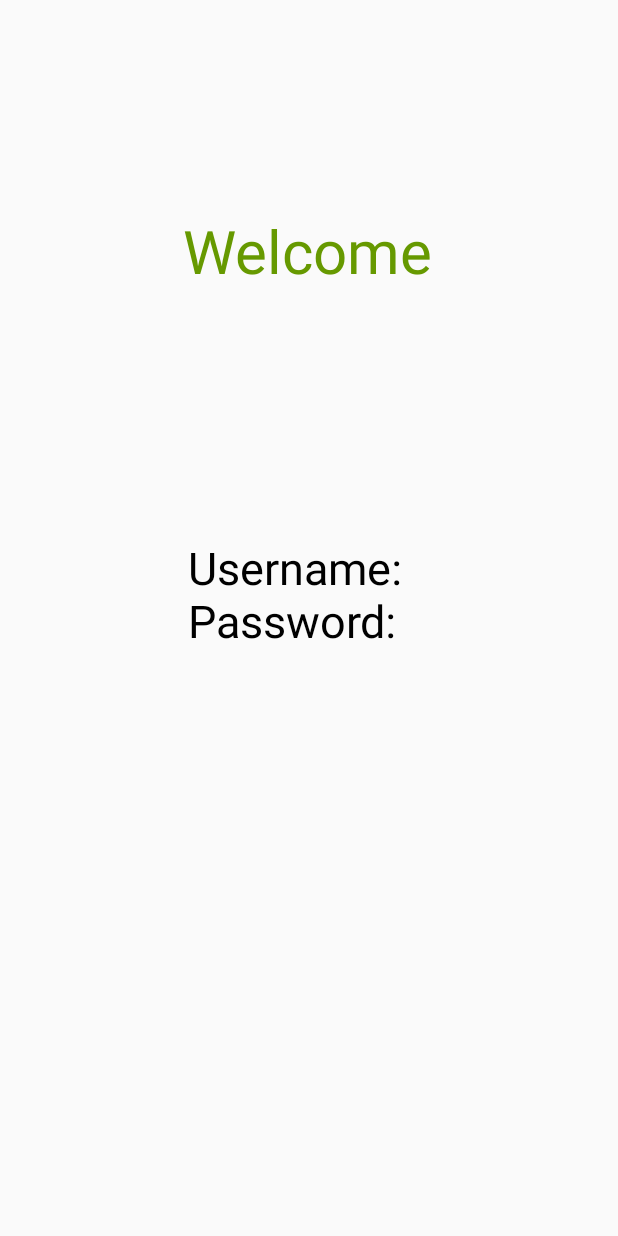
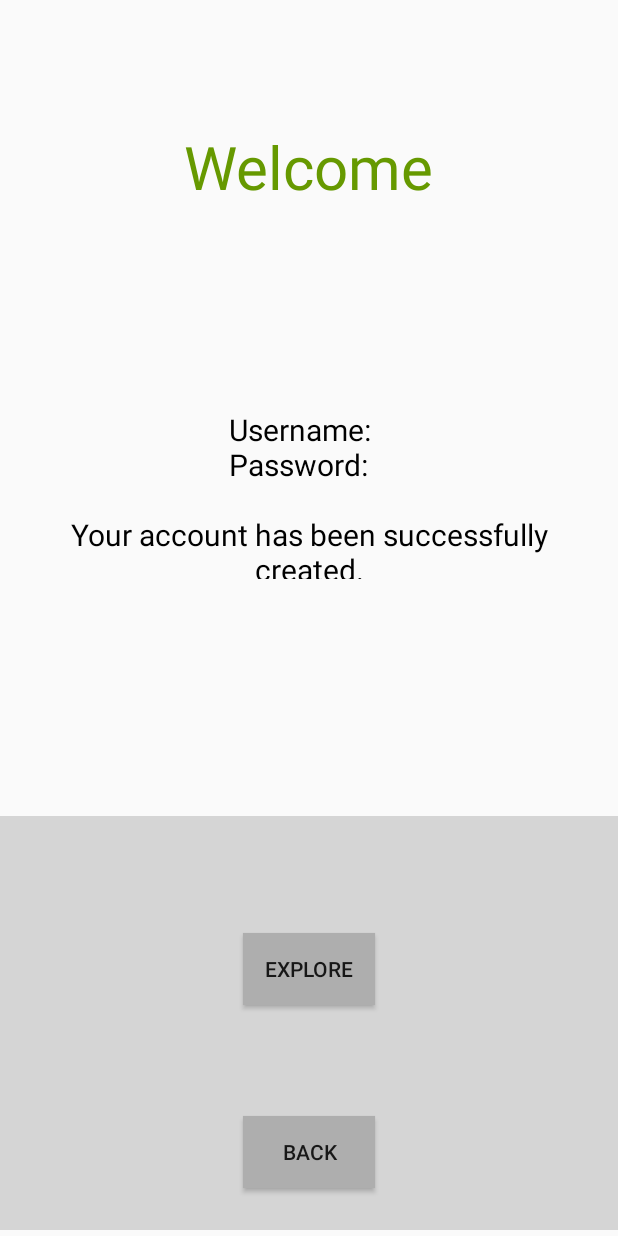
Before and after one commit to Rhushabh121/Fair-Price-Application, an Android app: the Register screen opened directly, with no data from a screen before it, after a tap on "CREATE ACCOUNT", on a phone screen of 412 x 824 dp. Run offline under Robolectric (Android 15) with nearby library versions, the phone set to English and light mode, and no system bars.

Commit message:
updated the register and works perfectly

```diff
--- a/app/src/main/java/comp3350/fairprice/presentation/Register.java
+++ b/app/src/main/java/comp3350/fairprice/presentation/Register.java
@@ -39,7 +39,8 @@ public class Register extends AppCompatActivity {
         EditText username = (EditText) findViewById(R.id.editTextTextPersonName4);
         EditText password = (EditText) findViewById(R.id.editTextTextPersonName5);
 
-        String message = "Username: \t"+username.getText().toString()+"\nPassword: \t"+password.getText().toString();
+        String message = "Username: \t"+username.getText().toString()+"\nPassword: \t"
+                +password.getText().toString() +"\n\nYour account has been successfully created.";
         intent.putExtra(EXTRA_MESSAGE, message);
         startActivity(intent);
 
--- a/app/src/main/res/layout/activity_welcome.xml
+++ b/app/src/main/res/layout/activity_welcome.xml
@@ -8,28 +8,66 @@
 
     <TextView
         android:id="@+id/textView"
-        android:layout_width="wrap_content"
-        android:layout_height="wrap_content"
-        android:text="TextView"
+        android:layout_width="322dp"
+        android:layout_height="113dp"
+        android:layout_marginBottom="16dp"
+        android:text="Username and password"
+        android:textAlignment="center"
         android:textColor="@color/black"
-        android:textSize="30sp"
-        app:layout_constraintBottom_toBottomOf="parent"
+        android:textSize="20sp"
+        app:layout_constraintBottom_toTopOf="@+id/constraintLayout4"
         app:layout_constraintEnd_toEndOf="parent"
-        app:layout_constraintHorizontal_bias="0.498"
         app:layout_constraintStart_toStartOf="parent"
         app:layout_constraintTop_toBottomOf="@+id/textView2"
-        app:layout_constraintVertical_bias="0.296" />
+        app:layout_constraintVertical_bias="0.486" />
 
     <TextView
         android:id="@+id/textView2"
         android:layout_width="wrap_content"
         android:layout_height="wrap_content"
-        android:layout_marginTop="140dp"
+        android:layout_marginTop="84dp"
         android:text="Welcome"
         android:textColor="@android:color/holo_green_dark"
         android:textSize="40sp"
         app:layout_constraintEnd_toEndOf="parent"
-        app:layout_constraintHorizontal_bias="0.498"
         app:layout_constraintStart_toStartOf="parent"
         app:layout_constraintTop_toTopOf="parent" />
+
+    <androidx.constraintlayout.widget.ConstraintLayout
+        android:id="@+id/constraintLayout4"
+        android:layout_width="match_parent"
+        android:layout_height="276dp"
+        android:layout_marginBottom="4dp"
+        android:background="#D5D5D5"
+        app:layout_constraintBottom_toBottomOf="parent"
+        app:layout_constraintEnd_toEndOf="parent"
+        app:layout_constraintHorizontal_bias="0.0"
+        app:layout_constraintStart_toStartOf="parent">
+
+        <Button
+            android:id="@+id/button8"
+            android:layout_width="wrap_content"
+            android:layout_height="wrap_content"
+            android:layout_marginBottom="28dp"
+            android:background="#AEAEAE"
+            android:text="Back"
+            app:layout_constraintBottom_toBottomOf="parent"
+            app:layout_constraintEnd_toEndOf="parent"
+            app:layout_constraintStart_toStartOf="parent" />
+
+        <Button
+            android:id="@+id/button10"
+            android:layout_width="wrap_content"
+            android:layout_height="wrap_content"
+            android:layout_marginTop="16dp"
+            android:layout_marginBottom="16dp"
+            android:background="#AEAEAE"
+            android:onClick="openExplore"
+            android:text="Explore"
+            app:layout_constraintBottom_toTopOf="@+id/button8"
+            app:layout_constraintEnd_toEndOf="parent"
+            app:layout_constraintStart_toStartOf="parent"
+            app:layout_constraintTop_toTopOf="parent"
+            app:layout_constraintVertical_bias="0.516" />
+    </androidx.constraintlayout.widget.ConstraintLayout>
 </androidx.constraintlayout.widget.ConstraintLayout>
```
Also changed, not shown: app/src/main/java/comp3350/fairprice/presentation/Welcome.java (+25 -0 lines), app/src/main/res/layout/activity_register.xml (+11 -8 lines).
